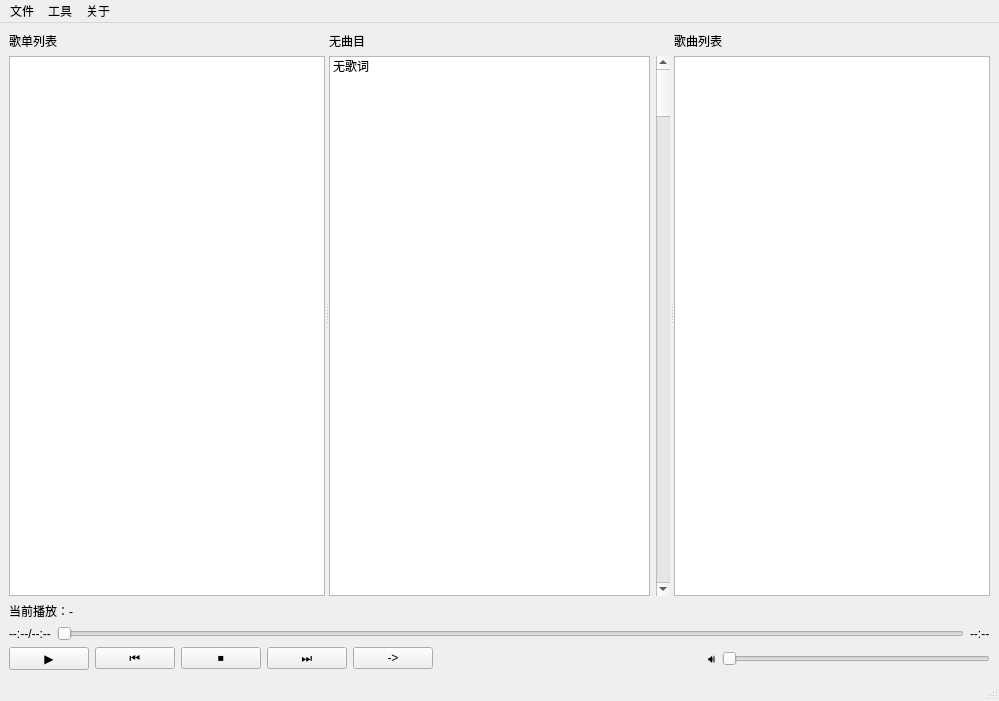
Before: the Qt Designer form ui/main_window.ui in shicj0927/EasyMusicPlus, drawn with Qt 5.
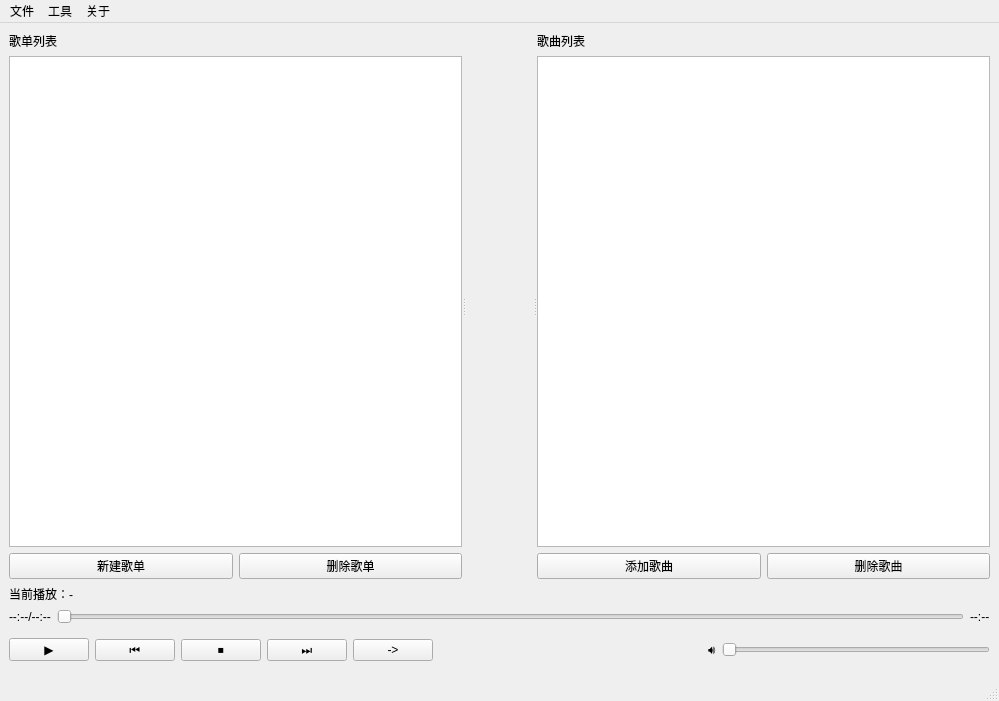
After: the same form once the commit is applied.

Commit message: 实现歌曲库管理系统

What changed in the file:
```diff
--- a/ui/main_window.ui
+++ b/ui/main_window.ui
@@ -38,32 +38,19 @@
         <item>
          <widget class="QListWidget" name="qListWidget_listsList"/>
         </item>
-       </layout>
-      </widget>
-      <widget class="QWidget" name="qWidget_infoArea">
-       <layout class="QVBoxLayout" name="qVBoxLayout_infoArea">
         <item>
-         <widget class="QLabel" name="qLabel_nowPlayingInfo">
-          <property name="text">
-           <string>无曲目</string>
-          </property>
-         </widget>
-        </item>
-        <item>
-         <layout class="QHBoxLayout" name="qHBoxLayout_lyricArea">
+         <layout class="QHBoxLayout" name="horizontalLayout_2">
           <item>
-           <widget class="QListWidget" name="qListWidget_lyricList">
-            <item>
-             <property name="text">
-              <string>无歌词</string>
-             </property>
-            </item>
+           <widget class="QPushButton" name="qPushButton_addSongList">
+            <property name="text">
+             <string>新建歌单</string>
+            </property>
            </widget>
           </item>
           <item>
-           <widget class="QScrollBar" name="qScrollBar_lyricScrollBar">
-            <property name="orientation">
-             <enum>Qt::Orientation::Vertical</enum>
+           <widget class="QPushButton" name="qPushButton_removeSongList">
+            <property name="text">
+             <string>删除歌单</string>
             </property>
            </widget>
           </item>
@@ -71,6 +58,74 @@
         </item>
        </layout>
       </widget>
+      <widget class="QStackedWidget" name="qStackedWidget_playArea">
+       <property name="currentIndex">
+        <number>1</number>
+       </property>
+       <widget class="QWidget" name="qWidget_vedio" native="true">
+        <layout class="QVBoxLayout" name="qVBoxLayout_playerArea"/>
+       </widget>
+       <widget class="QWidget" name="qWidget_song">
+        <layout class="QVBoxLayout" name="verticalLayout">
+         <item>
+          <spacer name="verticalSpacer_2">
+           <property name="orientation">
+            <enum>Qt::Vertical</enum>
+           </property>
+           <property name="sizeHint" stdset="0">
+            <size>
+             <width>20</width>
+             <height>40</height>
+            </size>
+           </property>
+          </spacer>
+         </item>
+         <item>
+          <widget class="QLabel" name="qLabel_lyricAreaSongname">
+           <property name="font">
+            <font>
+             <pointsize>25</pointsize>
+            </font>
+           </property>
+           <property name="text">
+            <string/>
+           </property>
+           <property name="alignment">
+            <set>Qt::AlignCenter</set>
+           </property>
+          </widget>
+         </item>
+         <item>
+          <widget class="QLabel" name="qLabel_lyric">
+           <property name="font">
+            <font>
+             <pointsize>15</pointsize>
+            </font>
+           </property>
+           <property name="text">
+            <string/>
+           </property>
+           <property name="alignment">
+            <set>Qt::AlignCenter</set>
+           </property>
+          </widget>
+         </item>
+         <item>
+          <spacer name="verticalSpacer">
+           <property name="orientation">
+            <enum>Qt::Vertical</enum>
+           </property>
+           <property name="sizeHint" stdset="0">
+            <size>
+             <width>20</width>
+             <height>40</height>
+            </size>
+           </property>
+          </spacer>
+         </item>
+        </layout>
+       </widget>
+      </widget>
       <widget class="QWidget" name="qWidget_songsArea">
        <layout class="QVBoxLayout" name="qVBoxLayout_songsArea">
         <item>
@@ -83,6 +138,24 @@
         <item>
          <widget class="QListWidget" name="qListWidget_songsList"/>
         </item>
+        <item>
+         <layout class="QHBoxLayout" name="horizontalLayout_3">
+          <item>
+           <widget class="QPushButton" name="qPushButton_addSong">
+            <property name="text">
+             <string>添加歌曲</string>
+            </property>
+           </widget>
+          </item>
+          <item>
+           <widget class="QPushButton" name="qPushButton_removeSong">
+            <property name="text">
+             <string>删除歌曲</string>
+            </property>
+           </widget>
+          </item>
+         </layout>
+        </item>
        </layout>
       </widget>
      </widget>
@@ -163,8 +236,8 @@
         </property>
         <property name="sizeHint" stdset="0">
          <size>
-          <width>40</width>
-          <height>20</height>
+          <width>20</width>
+          <height>40</height>
          </size>
         </property>
        </spacer>
```
Left out of the diff: 20 changed lines with no effect on the pictures. The commit also changes 16 other files.
